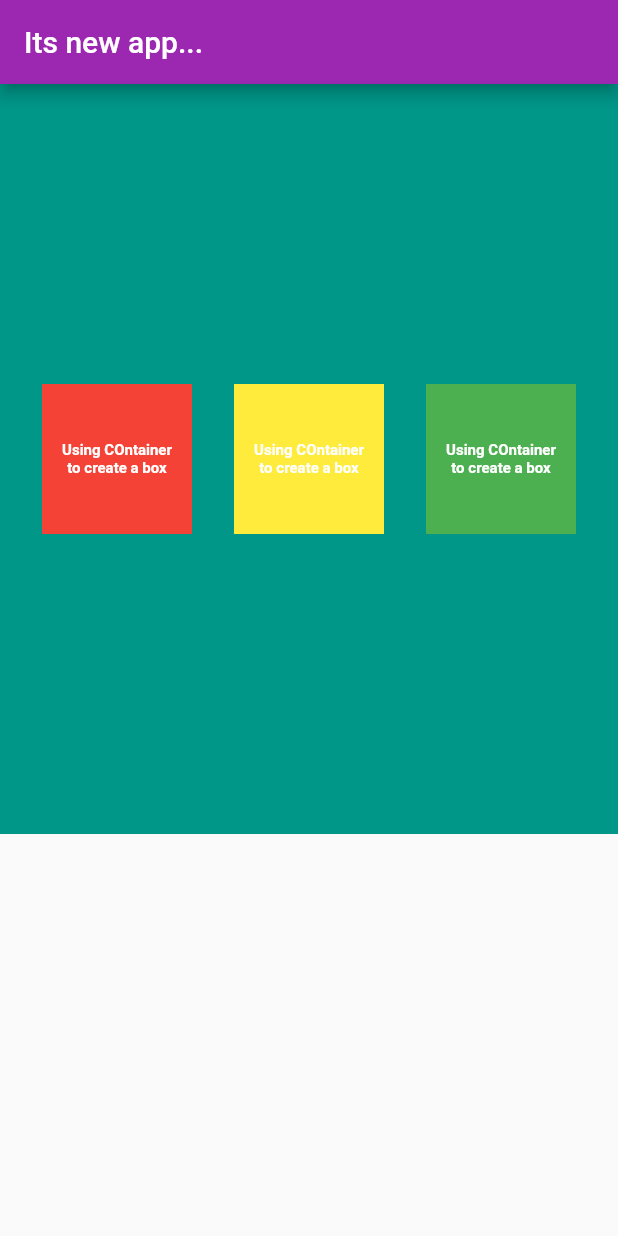
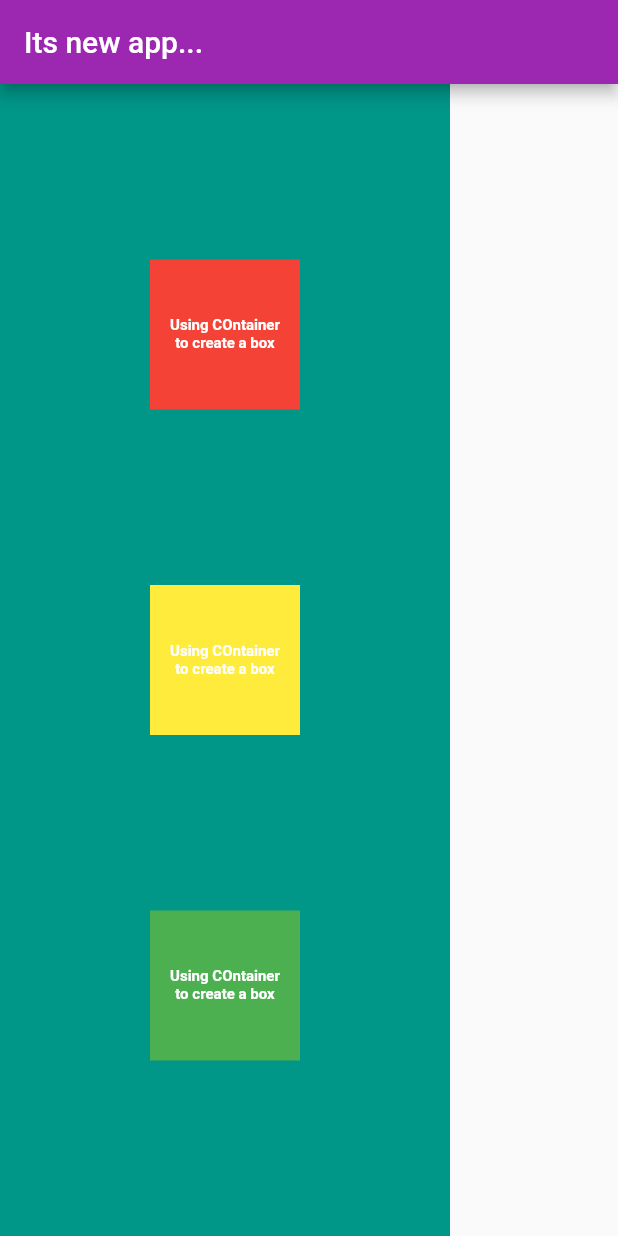
Before and after one commit to vijaydevelops/flutter_application_tutorials, a Flutter app: the screen it shows after launch, on a phone screen of 412 x 824 dp. Run offline on Flutter 3.47's test engine with Material 2 defaults, Android fonts, the phone set to English and light mode, and no system bars.

Commit message:
Chapter 2 - Column widget

```diff
--- a/lib/main.dart
+++ b/lib/main.dart
@@ -49,13 +49,15 @@ class HomePage extends StatelessWidget {
           // using crossAxisAlignment in the Row child, works differently
           Container(
         color: Colors.teal,
-        height: 500,
-        child: Row(
+        // height: 500,
+        width: 300,
+        child: Column(
           mainAxisAlignment:
               MainAxisAlignment.spaceEvenly, // MainAxisAlignment.end
           crossAxisAlignment:
               CrossAxisAlignment.center, // CrossAxisAlignment.stretch,
           // when only row is used, the row height is determined to be filled in the space available
+          // mainAxisSize: MainAxisSize.max,
           children: <Widget>[
             Container(
               padding: const EdgeInsets.all(8),
```
